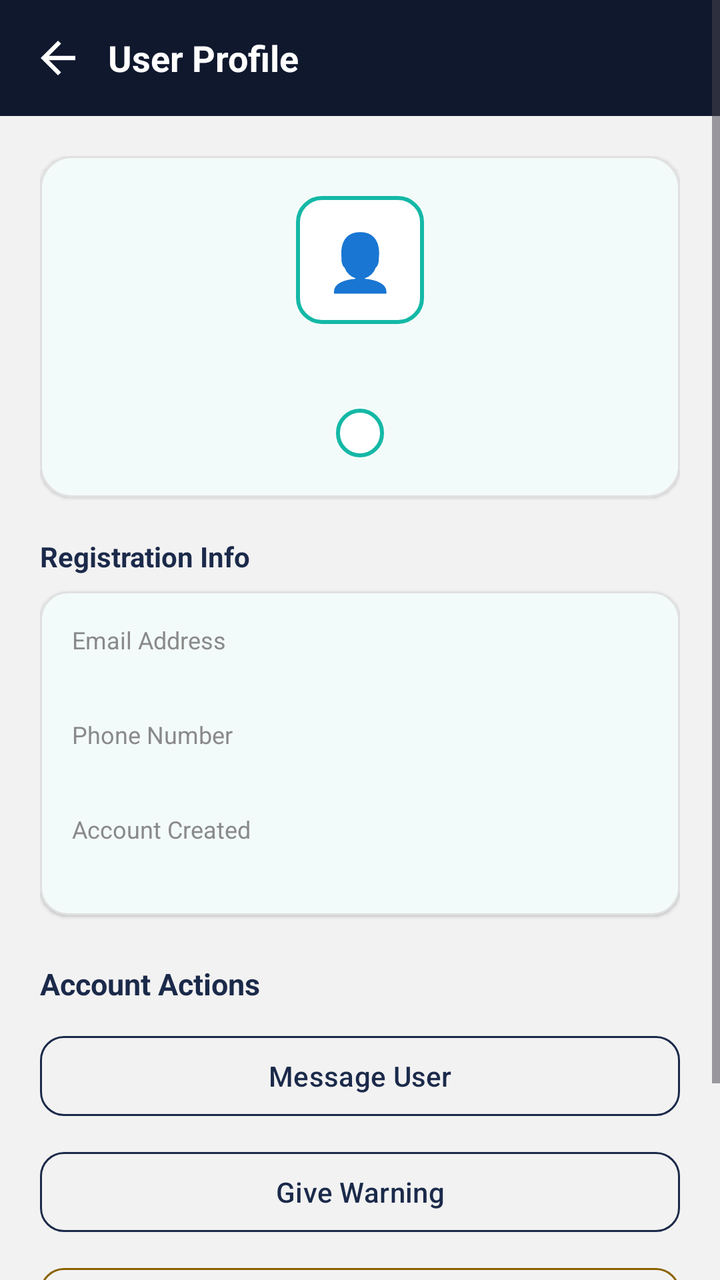
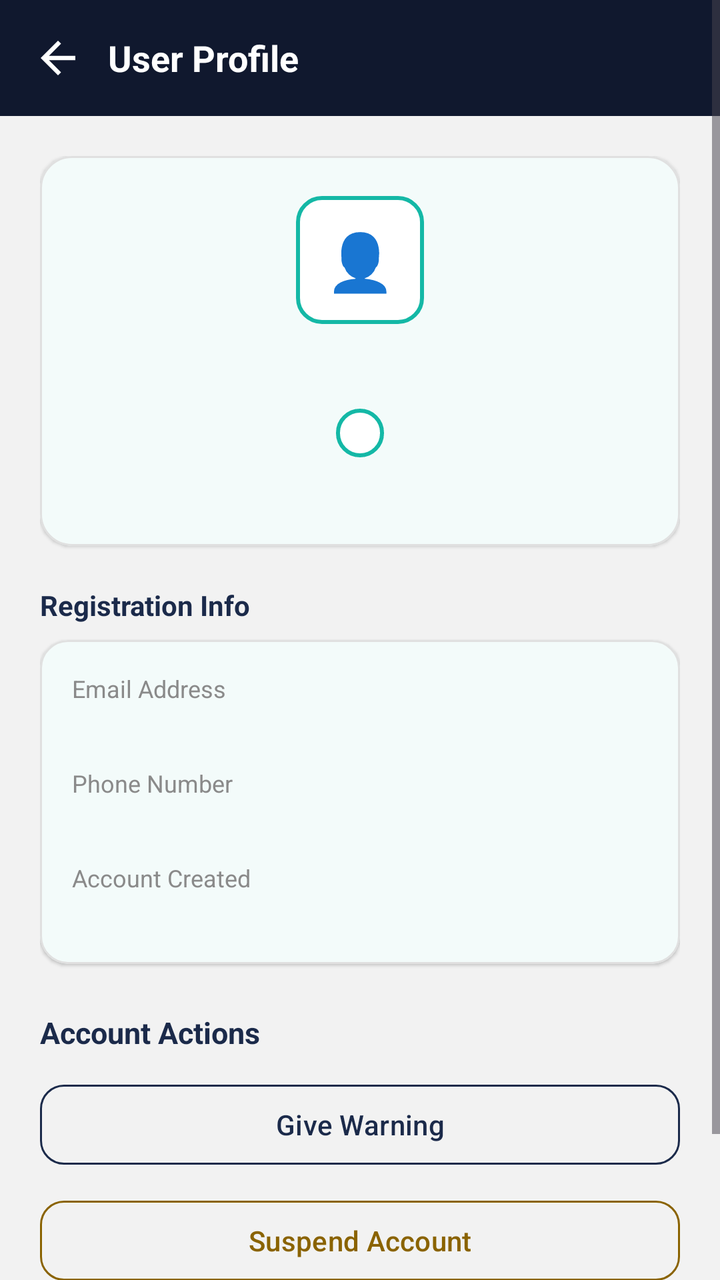

An Android layout rendered at two revisions. The XML below is the earlier revision; the diff shows what the commit changed to produce the second picture.
<!-- AndroidManifest.xml: application theme Theme.HairGo -->
<!-- res/layout/activity_user_detail.xml -->
<?xml version="1.0" encoding="utf-8"?>
<ScrollView xmlns:android="http://schemas.android.com/apk/res/android"
    xmlns:app="http://schemas.android.com/apk/res-auto"
    android:layout_width="match_parent"
    android:layout_height="match_parent"
    android:background="@color/grey_light"
    android:fillViewport="true">

    <LinearLayout
        android:layout_width="match_parent"
        android:layout_height="wrap_content"
        android:orientation="vertical">

        
        <LinearLayout
            android:layout_width="match_parent"
            android:layout_height="wrap_content"
            android:background="@color/navy_dark"
            android:gravity="center_vertical"
            android:orientation="horizontal"
            android:paddingHorizontal="16dp"
            android:paddingVertical="16dp">

            <ImageView
                android:id="@+id/btnBack"
                android:layout_width="26dp"
                android:layout_height="26dp"
                android:background="?attr/selectableItemBackgroundBorderless"
                android:clickable="true"
                android:focusable="true"
                android:src="@drawable/ic_back_arrow"
                app:tint="@android:color/white" />

            <TextView
                android:layout_width="wrap_content"
                android:layout_height="wrap_content"
                android:layout_marginStart="12dp"
                android:text="User Profile"
                android:textColor="@android:color/white"
                android:textSize="18sp"
                android:textStyle="bold" />
        </LinearLayout>

        <LinearLayout
            android:layout_width="match_parent"
            android:layout_height="wrap_content"
            android:orientation="vertical"
            android:padding="20dp">

            
            <com.google.android.material.card.MaterialCardView
                android:layout_width="match_parent"
                android:layout_height="wrap_content"
                android:layout_marginBottom="20dp"
                app:cardBackgroundColor="@color/surface"
                app:cardCornerRadius="16dp"
                app:cardElevation="1dp"
                app:strokeColor="@color/grey_border"
                app:strokeWidth="1dp">

                <LinearLayout
                    android:layout_width="match_parent"
                    android:layout_height="wrap_content"
                    android:gravity="center_horizontal"
                    android:orientation="vertical"
                    android:padding="20dp">

                    <TextView
                        android:id="@+id/tvAvatar"
                        android:layout_width="64dp"
                        android:layout_height="64dp"
                        android:background="@drawable/bg_otp_box_focused"
                        android:gravity="center"
                        android:text="👤"
                        android:textSize="28sp" />

                    <TextView
                        android:id="@+id/tvUserName"
                        android:layout_width="wrap_content"
                        android:layout_height="wrap_content"
                        android:layout_marginTop="12dp"
                        android:textColor="@color/heading"
                        android:textSize="18sp"
                        android:textStyle="bold" />

                    <TextView
                        android:id="@+id/tvUserRoleBadge"
                        android:layout_width="wrap_content"
                        android:layout_height="wrap_content"
                        android:layout_marginTop="6dp"
                        android:background="@drawable/bg_otp_box_focused"
                        android:paddingHorizontal="12dp"
                        android:paddingVertical="4dp"
                        android:textColor="@color/navy"
                        android:textSize="12sp"
                        android:textStyle="bold" />

                </LinearLayout>
            </com.google.android.material.card.MaterialCardView>

            
            <TextView
                android:layout_width="wrap_content"
                android:layout_height="wrap_content"
                android:layout_marginBottom="8dp"
                android:text="Registration Info"
                android:textColor="@color/heading"
                android:textSize="14sp"
                android:textStyle="bold" />

            <com.google.android.material.card.MaterialCardView
                android:layout_width="match_parent"
                android:layout_height="wrap_content"
                android:layout_marginBottom="24dp"
                app:cardBackgroundColor="@color/surface"
                app:cardCornerRadius="14dp"
                app:cardElevation="1dp"
                app:strokeColor="@color/grey_border"
                app:strokeWidth="1dp">

                <LinearLayout
                    android:layout_width="match_parent"
                    android:layout_height="wrap_content"
                    android:orientation="vertical"
                    android:padding="16dp">

                    <TextView
                        android:layout_width="wrap_content"
                        android:layout_height="wrap_content"
                        android:text="Email Address"
                        android:textColor="@color/grey_medium"
                        android:textSize="12sp" />

                    <TextView
                        android:id="@+id/tvUserEmail"
                        android:layout_width="wrap_content"
                        android:layout_height="wrap_content"
                        android:layout_marginBottom="12dp"
                        android:textColor="@color/heading"
                        android:textSize="14sp"
                        android:textStyle="bold" />

                    <TextView
                        android:layout_width="wrap_content"
                        android:layout_height="wrap_content"
                        android:text="Phone Number"
                        android:textColor="@color/grey_medium"
                        android:textSize="12sp" />

                    <TextView
                        android:id="@+id/tvUserPhone"
                        android:layout_width="wrap_content"
                        android:layout_height="wrap_content"
                        android:layout_marginBottom="12dp"
                        android:textColor="@color/heading"
                        android:textSize="14sp"
                        android:textStyle="bold" />

                    <TextView
                        android:layout_width="wrap_content"
                        android:layout_height="wrap_content"
                        android:text="Account Created"
                        android:textColor="@color/grey_medium"
                        android:textSize="12sp" />

                    <TextView
                        android:id="@+id/tvUserJoined"
                        android:layout_width="wrap_content"
                        android:layout_height="wrap_content"
                        android:textColor="@color/heading"
                        android:textSize="14sp"
                        android:textStyle="bold" />

                </LinearLayout>
            </com.google.android.material.card.MaterialCardView>

            
            <TextView
                android:layout_width="wrap_content"
                android:layout_height="wrap_content"
                android:layout_marginBottom="12dp"
                android:text="Account Actions"
                android:textColor="@color/heading"
                android:textSize="15sp"
                android:textStyle="bold" />

            <com.google.android.material.button.MaterialButton
                android:id="@+id/btnMessageUser"
                style="@style/Widget.Material3.Button.OutlinedButton"
                android:layout_width="match_parent"
                android:layout_height="48dp"
                android:layout_marginBottom="10dp"
                android:text="Message User"
                android:textAllCaps="false"
                android:textColor="@color/navy"
                app:cornerRadius="12dp"
                app:strokeColor="@color/navy" />

            <com.google.android.material.button.MaterialButton
                android:id="@+id/btnWarning"
                style="@style/Widget.Material3.Button.OutlinedButton"
                android:layout_width="match_parent"
                android:layout_height="48dp"
                android:layout_marginBottom="10dp"
                android:text="Give Warning"
                android:textAllCaps="false"
                android:textColor="@color/navy"
                app:cornerRadius="12dp"
                app:strokeColor="@color/navy" />

            <com.google.android.material.button.MaterialButton
                android:id="@+id/btnSuspend"
                style="@style/Widget.Material3.Button.OutlinedButton"
                android:layout_width="match_parent"
                android:layout_height="48dp"
                android:layout_marginBottom="10dp"
                android:text="Suspend Account"
                android:textAllCaps="false"
                android:textColor="@color/warning_dark"
                app:cornerRadius="12dp"
                app:strokeColor="@color/warning_dark" />

            <com.google.android.material.button.MaterialButton
                android:id="@+id/btnDelete"
                style="@style/Widget.Material3.Button.OutlinedButton"
                android:layout_width="match_parent"
                android:layout_height="48dp"
                android:text="Delete Account"
                android:textAllCaps="false"
                android:textColor="@color/error"
                app:cornerRadius="12dp"
                app:strokeColor="@color/error" />

        </LinearLayout>
    </LinearLayout>
</ScrollView>
<!-- resources referenced by this layout -->
<resources>
  <color name="error">#D9534F</color>
  <color name="grey_border">#E0E0E0</color>
  <color name="grey_light">#F2F2F2</color>
  <color name="grey_medium">#8A8A8A</color>
  <color name="heading">#1B2A4A</color>
  <color name="navy">#1B2A4A</color>
  <color name="navy_dark">#10182E</color>
  <color name="surface">#FFFFFF</color>
  <color name="warning_dark">#8A6300</color>
  <!-- drawable bg_otp_box_focused (drawable) -->
  <?xml version="1.0" encoding="utf-8"?>
  <shape xmlns:android="http://schemas.android.com/apk/res/android"
      android:shape="rectangle">
      <solid android:color="@color/surface" />
      <stroke
          android:width="2dp"
          android:color="@color/teal" />
      <corners android:radius="12dp" />
  </shape>
  <!-- drawable ic_back_arrow (drawable) -->
  <vector xmlns:android="http://schemas.android.com/apk/res/android"
      android:width="24dp" android:height="24dp"
      android:viewportWidth="24" android:viewportHeight="24">
      <path android:fillColor="#FFFFFFFF"
          android:pathData="M20,11H7.83l5.59,-5.59L12,4l-8,8 8,8 1.41,-1.41L7.83,13H20v-2z"/>
  </vector>
  <style name="Theme.HairGo" parent="Base.Theme.HairGo">
          <item name="snackbarStyle">@style/Widget.HairGo.Snackbar</item>
      </style>
  <color name="teal">#14B8A6</color>
  <style name="Base.Theme.HairGo" parent="Theme.Material3.DayNight.NoActionBar">
          <item name="colorPrimary">@color/teal</item>
          <item name="colorOnPrimary">@color/white</item>
          <item name="colorSurface">@color/surface</item>
          <item name="colorOnSurface">@color/text_primary</item>
          <item name="colorSurfaceVariant">@color/grey_light</item>
          <item name="colorOnSurfaceVariant">@color/text_primary</item>
          <item name="colorOutline">@color/grey_border</item>
          <item name="android:colorBackground">@color/grey_light</item>
      </style>
  <style name="Widget.HairGo.Snackbar" parent="Widget.Material3.Snackbar">
          <item name="backgroundTint">@color/navy</item>
          <item name="android:textColor">@color/white</item>
          <item name="shapeAppearanceOverlay">@style/ShapeAppearanceOverlay.HairGo_Snackbar</item>
      </style>
  <color name="white">#FFFFFF</color>
  <color name="text_primary">#1A1A1A</color>
  <style name="ShapeAppearanceOverlay.HairGo_Snackbar" parent="">
          <item name="cornerFamily">rounded</item>
          <item name="cornerSize">16dp</item>
      </style>
</resources>

<!-- the commit's change to res/layout/activity_user_detail.xml (unified diff, before → after) -->
@@ -95,6 +95,14 @@
                         android:textSize="12sp"
                         android:textStyle="bold" />
 
+                    <TextView
+                        android:id="@+id/tvAccountStatus"
+                        android:layout_width="wrap_content"
+                        android:layout_height="wrap_content"
+                        android:layout_marginTop="8dp"
+                        android:textSize="12sp"
+                        android:textStyle="bold" />
+
                 </LinearLayout>
             </com.google.android.material.card.MaterialCardView>
 
@@ -185,36 +193,24 @@
                 android:textStyle="bold" />
 
             <com.google.android.material.button.MaterialButton
-                android:id="@+id/btnMessageUser"
+                android:id="@+id/btnWarning"
                 style="@style/Widget.Material3.Button.OutlinedButton"
                 android:layout_width="match_parent"
                 android:layout_height="48dp"
                 android:layout_marginBottom="10dp"
-                android:text="Message User"
+                android:text="@string/admin_action_warning"
                 android:textAllCaps="false"
                 android:textColor="@color/navy"
                 app:cornerRadius="12dp"
                 app:strokeColor="@color/navy" />
 
             <com.google.android.material.button.MaterialButton
-                android:id="@+id/btnWarning"
+                android:id="@+id/btnSuspend"
                 style="@style/Widget.Material3.Button.OutlinedButton"
                 android:layout_width="match_parent"
                 android:layout_height="48dp"
                 android:layout_marginBottom="10dp"
-                android:text="Give Warning"
-                android:textAllCaps="false"
-                android:textColor="@color/navy"
-                app:cornerRadius="12dp"
-                app:strokeColor="@color/navy" />
-
-            <com.google.android.material.button.MaterialButton
-                android:id="@+id/btnSuspend"
-                style="@style/Widget.Material3.Button.OutlinedButton"
-                android:layout_width="match_parent"
-                android:layout_height="48dp"
-                android:layout_marginBottom="10dp"
-                android:text="Suspend Account"
+                android:text="@string/admin_action_suspend"
                 android:textAllCaps="false"
                 android:textColor="@color/warning_dark"
                 app:cornerRadius="12dp"
@@ -225,7 +221,7 @@
                 style="@style/Widget.Material3.Button.OutlinedButton"
                 android:layout_width="match_parent"
                 android:layout_height="48dp"
-                android:text="Delete Account"
+                android:text="@string/admin_action_delete"
                 android:textAllCaps="false"
                 android:textColor="@color/error"
                 app:cornerRadius="12dp"
<!-- resource entries referenced after the edit -->
@@ -26,6 +26,9 @@
       <path android:fillColor="#FFFFFFFF"
           android:pathData="M20,11H7.83l5.59,-5.59L12,4l-8,8 8,8 1.41,-1.41L7.83,13H20v-2z"/>
   </vector>
+  <string name="admin_action_delete">Delete Account</string>
+  <string name="admin_action_suspend">Suspend Account</string>
+  <string name="admin_action_warning">Give Warning</string>
   <style name="Theme.HairGo" parent="Base.Theme.HairGo">
           <item name="snackbarStyle">@style/Widget.HairGo.Snackbar</item>
       </style>
